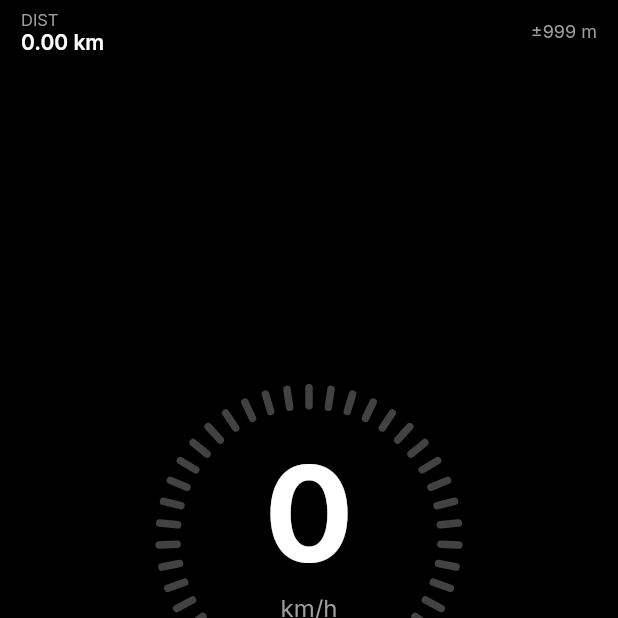
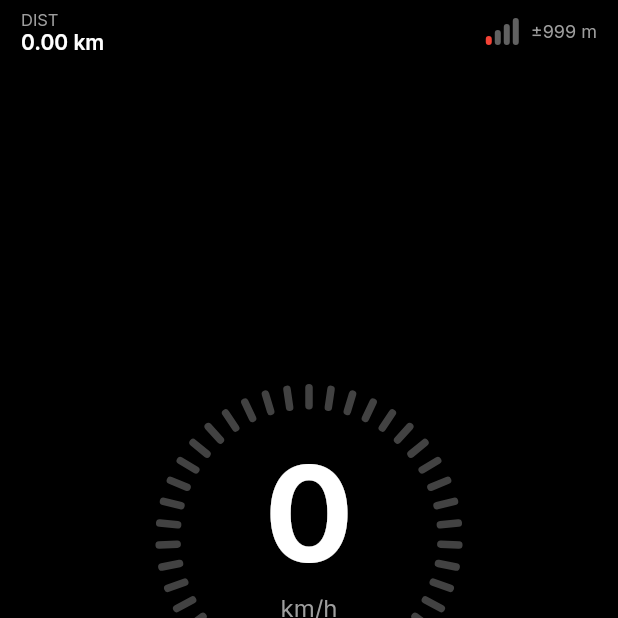
Before and after one commit to muhammedshibilm/speedometer-apk, a Flutter app: the screen it shows after launch, after a tap on "START TRIP", on a phone screen of 412 x 824 dp, the top half of it. Run offline on Flutter 3.47's test engine with Material 3 defaults, Android fonts, the phone set to English and light mode, and no system bars; our stand-ins replace geolocator, google_fonts, google_mobile_ads, hive, hive_flutter; accounts and stored records are empty; network calls fail.

Commit message:
feat: Integrate Google Mobile Ads and enhance UI with GPS signal indicator

```diff
--- a/lib/drive_page.dart
+++ b/lib/drive_page.dart
@@ -211,6 +211,52 @@ class _DrivePageState extends State<DrivePage> {
     return '$m:$s';
   }
 
+  Widget _gpsSignalWidget() {
+    int bars;
+    Color color;
+
+    if (_accuracy <= 8) {
+      bars = 4;
+      color = Colors.green;
+    } else if (_accuracy <= 20) {
+      bars = 3;
+      color = Colors.orange;
+    } else if (_accuracy <= 40) {
+      bars = 2;
+      color = Colors.redAccent;
+    } else {
+      bars = 1;
+      color = Colors.red;
+    }
+
+    return Row(
+      children: [
+        Row(
+          crossAxisAlignment: CrossAxisAlignment.end,
+          children: List.generate(4, (i) {
+            return Container(
+              width: 4,
+              height: 6 + i * 4,
+              margin: const EdgeInsets.only(right: 2),
+              decoration: BoxDecoration(
+                color: i < bars ? color : Colors.grey.shade700,
+                borderRadius: BorderRadius.circular(2),
+              ),
+            );
+          }),
+        ),
+        const SizedBox(width: 6),
+        Text(
+          '±${_accuracy.toStringAsFixed(0)} m',
+          style: GoogleFonts.inter(
+            color: Colors.grey,
+            fontSize: 12,
+          ),
+        ),
+      ],
+    );
+  }
+
   // ---------------- BUILD ----------------
 
   @override
@@ -231,10 +277,7 @@ class _DrivePageState extends State<DrivePage> {
                     'DIST',
                     '${(_distance / 1000).toStringAsFixed(2)} km',
                   ),
-                  Text(
-                    '±${_accuracy.toStringAsFixed(0)} m',
-                    style: GoogleFonts.inter(color: Colors.grey, fontSize: 12),
-                  ),
+                  _gpsSignalWidget()
                 ],
               ),
             ),
--- a/lib/home_shell.dart
+++ b/lib/home_shell.dart
@@ -1,4 +1,6 @@
 import 'package:flutter/material.dart';
+import 'package:google_mobile_ads/google_mobile_ads.dart';
+
 import 'drive_page.dart';
 import 'trips_page.dart';
 import 'settings_page.dart';
@@ -13,33 +15,90 @@ class HomeShell extends StatefulWidget {
 class _HomeShellState extends State<HomeShell> {
   int _currentIndex = 0;
 
-  final List<Widget> _pages = const [DrivePage(), TripsPage(), SettingsPage()];
+  InterstitialAd? _exitAd;
+  bool _exitAdShown = false;
+
+  final List<Widget> _pages = const [
+    DrivePage(),
+    TripsPage(),
+    SettingsPage(),
+  ];
+
+  @override
+  void initState() {
+    super.initState();
+    _loadExitAd();
+  }
+
+  // adUnitId: 'ca-app-pub-9959004005442539~1964369963',
+
+  void _loadExitAd() {
+    InterstitialAd.load(
+      adUnitId: 'ca-app-pub-9959004005442539/4910097509',
+      request: const AdRequest(),
+      adLoadCallback: InterstitialAdLoadCallback(
+        onAdLoaded: (ad) {
+          _exitAd = ad;
+        },
+        onAdFailedToLoad: (error) {
+          _exitAd = null;
+        },
+      ),
+    );
+  }
+
+  Future<bool> _onWillPop() async {
+    // Show interstitial only once per session
+    if (_exitAd != null && !_exitAdShown) {
+      _exitAdShown = true;
+      _exitAd!.show();
+      _exitAd = null;
+      return false; // prevent immediate exit
+    }
+    return true; // exit app
+  }
+
+  @override
+  void dispose() {
+    _exitAd?.dispose();
+    super.dispose();
+  }
 
   @override
   Widget build(BuildContext context) {
-    return Scaffold(
-      body: IndexedStack(index: _currentIndex, children: _pages),
+    return WillPopScope(
+      onWillPop: _onWillPop,
+      child: Scaffold(
+        body: IndexedStack(
+          index: _currentIndex,
+          children: _pages,
+        ),
         bottomNavigationBar: BottomNavigationBar(
           backgroundColor: Colors.black,
           currentIndex: _currentIndex,
+          selectedItemColor: Colors.white,
+          unselectedItemColor: Colors.grey,
           onTap: (index) {
             setState(() {
               _currentIndex = index;
             });
           },
-        selectedItemColor: Colors.white,
-        unselectedItemColor: Colors.grey,
-        showUnselectedLabels: true,
-        type: BottomNavigationBarType.fixed,
           items: const [
-          BottomNavigationBarItem(icon: Icon(Icons.speed), label: 'Drive'),
-          BottomNavigationBarItem(icon: Icon(Icons.history), label: 'Trips'),
+            BottomNavigationBarItem(
+              icon: Icon(Icons.speed),
+              label: 'Drive',
+            ),
+            BottomNavigationBarItem(
+              icon: Icon(Icons.history),
+              label: 'Trips',
+            ),
             BottomNavigationBarItem(
               icon: Icon(Icons.settings),
               label: 'Settings',
             ),
           ],
         ),
+      ),
     );
   }
 }
--- a/lib/main.dart
+++ b/lib/main.dart
@@ -2,12 +2,16 @@ import 'package:flutter/material.dart';
 import 'package:flutter/services.dart';
 import 'package:hive_flutter/hive_flutter.dart';
 import 'package:google_fonts/google_fonts.dart';
+import 'package:google_mobile_ads/google_mobile_ads.dart';
 
 import 'home_shell.dart';
 import 'trip_model.dart';
 
 void main() async {
   WidgetsFlutterBinding.ensureInitialized();
+
+  // ads
+  await MobileAds.instance.initialize();
 
   // Init Hive
   await Hive.initFlutter();
--- a/lib/trips_page.dart
+++ b/lib/trips_page.dart
@@ -2,11 +2,45 @@ import 'package:flutter/material.dart';
 import 'package:google_fonts/google_fonts.dart';
 import 'package:hive/hive.dart';
 import 'package:hive_flutter/hive_flutter.dart';
+import 'package:google_mobile_ads/google_mobile_ads.dart';
 
 import 'trip_model.dart';
 
-class TripsPage extends StatelessWidget {
+class TripsPage extends StatefulWidget {
   const TripsPage({super.key});
+
+  @override
+  State<TripsPage> createState() => _TripsPageState();
+}
+
+class _TripsPageState extends State<TripsPage> {
+  late BannerAd _bannerAd;
+  bool _isBannerLoaded = false;
+
+  @override
+  void initState() {
+    super.initState();
+
+    _bannerAd = BannerAd(
+      adUnitId: 'ca-app-pub-9959004005442539/2521212661',
+      size: AdSize.banner,
+      request: const AdRequest(),
+      listener: BannerAdListener(
+        onAdLoaded: (_) {
+          setState(() => _isBannerLoaded = true);
+        },
+        onAdFailedToLoad: (ad, error) {
+          ad.dispose();
+        },
+      ),
+    )..load();
+  }
+
+  @override
+  void dispose() {
+    _bannerAd.dispose();
+    super.dispose();
+  }
 
   @override
   Widget build(BuildContext context) {
@@ -25,7 +59,11 @@ class TripsPage extends StatelessWidget {
           ),
         ),
       ),
-      body: ValueListenableBuilder(
+      body: Column(
+        children: [
+          // TRIP LIST
+          Expanded(
+            child: ValueListenableBuilder(
               valueListenable: box.listenable(),
               builder: (_, Box<TripModel> box, __) {
                 if (box.isEmpty) {
@@ -38,10 +76,9 @@ class TripsPage extends StatelessWidget {
                 }
 
                 return ListView.builder(
-            padding: const EdgeInsets.only(bottom: 80),
+                  padding: const EdgeInsets.only(bottom: 12),
                   itemCount: box.length,
                   itemBuilder: (_, index) {
-              // Latest trip first
                     final reverseIndex = box.length - 1 - index;
                     final trip = box.getAt(reverseIndex)!;
 
@@ -52,15 +89,8 @@ class TripsPage extends StatelessWidget {
                         alignment: Alignment.centerRight,
                         padding: const EdgeInsets.only(right: 20),
                         color: Colors.redAccent,
-                  child: const Icon(
-                    Icons.delete,
-                    color: Colors.white,
+                        child: const Icon(Icons.delete, color: Colors.white),
                       ),
-                ),
-                confirmDismiss: (_) async {
-                  // Soft confirmation (no dialog)
-                  return true;
-                },
                       onDismissed: (_) async {
                         final deletedTrip = trip;
                         final deletedIndex = reverseIndex;
@@ -84,6 +114,17 @@ class TripsPage extends StatelessWidget {
                   },
                 );
               },
+            ),
+          ),
+
+          // BANNER AD (BOTTOM)
+          if (_isBannerLoaded)
+            SizedBox(
+              width: _bannerAd.size.width.toDouble(),
+              height: _bannerAd.size.height.toDouble(),
+              child: AdWidget(ad: _bannerAd),
+            ),
+        ],
       ),
     );
   }
@@ -110,7 +151,6 @@ class _TripTile extends StatelessWidget {
       child: Row(
         mainAxisAlignment: MainAxisAlignment.spaceBetween,
         children: [
-          // LEFT
           Column(
             crossAxisAlignment: CrossAxisAlignment.start,
             children: [
@@ -132,8 +172,6 @@ class _TripTile extends StatelessWidget {
               ),
             ],
           ),
-
-          // RIGHT
           Column(
             crossAxisAlignment: CrossAxisAlignment.end,
             children: [
--- a/pubspec.yaml
+++ b/pubspec.yaml
@@ -22,6 +22,7 @@ dependencies:
   # Local storage
   hive: ^2.2.3
   hive_flutter: ^1.1.0
+  google_mobile_ads: ^7.0.0
 
 dev_dependencies:
   flutter_test:
```
Also changed, not shown: pubspec.lock, 2 other files. Lines whose indentation alone changed are shown as unchanged.
